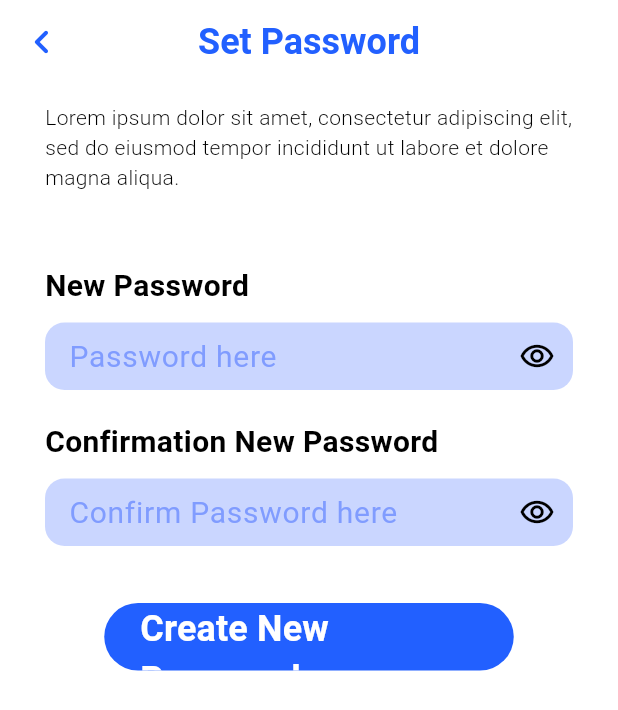
After one commit to oong26/dermatology_app, a Flutter app: the ResetPasswordPage screen opened by its route, on a phone screen of 412 x 824 dp. The commit adds this screen. Shown: the top 710 px of the screen. Run offline on Flutter 3.47's test engine with Material 3 defaults, Android fonts, the phone set to English and light mode, and no system bars; our stand-ins replace google_fonts; Roboto replaces fonts that are missing (League Spartan).

Commit message:
ui : create reset password page

```diff
--- a/lib/config/routes/routes.dart
+++ b/lib/config/routes/routes.dart
@@ -1,4 +1,5 @@
 import 'package:dermatology_app/features/auth/presentation/pages/login_page.dart';
+import 'package:dermatology_app/features/auth/presentation/pages/reset_password_page.dart';
 import 'package:dermatology_app/features/auth/presentation/pages/signup_page.dart';
 import 'package:dermatology_app/features/splash/presentation/pages/splash_page.dart';
 import 'package:dermatology_app/features/welcome/presentation/pages/welcome.dart';
@@ -15,6 +16,8 @@ class AppRoutes {
         return _materialRoute(const LoginPage());
       case '/sign-up':
         return _materialRoute(const SignUpPage());
+      case '/reset-password':
+        return _materialRoute(const ResetPasswordPage());
       default:
         return _materialRoute(const WelcomePage());
     }
--- a/lib/features/auth/presentation/pages/login_page.dart
+++ b/lib/features/auth/presentation/pages/login_page.dart
@@ -109,10 +109,14 @@ class _LoginPageState extends State<LoginPage> {
                 Container(
                   alignment: Alignment.topRight,
                   padding: const EdgeInsets.only(top: 8),
-                  child: Text(
-                    'Forget Password?',
-                    style: mPrimarySmallTextStyle.copyWith(
-                        fontWeight: FontWeight.w500),
+                  child: GestureDetector(
+                    onTap: () =>
+                        Navigator.pushNamed(context, '/reset-password'),
+                    child: Text(
+                      'Forget Password?',
+                      style: mPrimarySmallTextStyle.copyWith(
+                          fontWeight: FontWeight.w500),
+                    ),
                   ),
                 ),
                 Container(
--- /dev/null
+++ b/lib/features/auth/presentation/pages/reset_password_page.dart
@@ -0,0 +1,120 @@
+import 'package:dermatology_app/config/theme/text_styles.dart';
+import 'package:dermatology_app/config/theme/widgets/custom_app_bar.dart';
+import 'package:dermatology_app/config/theme/widgets/custom_text_form_field.dart';
+import 'package:dermatology_app/config/theme/widgets/primary_button.dart';
+import 'package:dermatology_app/core/util/constants.dart';
+import 'package:flutter/material.dart';
+
+class ResetPasswordPage extends StatefulWidget {
+  const ResetPasswordPage({super.key});
+
+  @override
+  State<ResetPasswordPage> createState() => _ResetPasswordPageState();
+}
+
+class _ResetPasswordPageState extends State<ResetPasswordPage> {
+  final formKey = GlobalKey<FormState>();
+  final textPasswordController = TextEditingController();
+  final textConfirmPasswordController = TextEditingController();
+  bool passwordHide = true;
+  bool confirmPasswordHide = true;
+
+  void passwordToggle() {
+    setState(() => passwordHide = !passwordHide ? true : false);
+  }
+
+  void confirmPasswordToggle() {
+    setState(() => confirmPasswordHide = !confirmPasswordHide ? true : false);
+  }
+
+  @override
+  Widget build(BuildContext context) {
+    return Scaffold(
+      appBar: const CustomAppBar(title: 'Set Password'),
+      body: body(),
+    );
+  }
+
+  Widget body() => SafeArea(
+        child: SingleChildScrollView(
+          child: Padding(
+            padding: const EdgeInsets.symmetric(horizontal: 30),
+            child: Column(
+              crossAxisAlignment: CrossAxisAlignment.start,
+              children: [
+                subtitleText(),
+                form(),
+              ],
+            ),
+          ),
+        ),
+      );
+
+  Widget subtitleText() => Padding(
+        padding: const EdgeInsets.only(top: 12),
+        child: Text(
+          lorem,
+          style: mSecondarySmallTextStyle,
+        ),
+      );
+
+  Widget form() => Padding(
+        padding: const EdgeInsets.only(top: 48),
+        child: Form(
+            key: formKey,
+            child: Column(
+              crossAxisAlignment: CrossAxisAlignment.start,
+              children: [
+                Text(
+                  'New Password',
+                  style: mSecondaryLargeTextStyle,
+                ),
+                Padding(
+                  padding: const EdgeInsets.only(top: 10),
+                  child: CustomTextFormField(
+                    controller: textPasswordController,
+                    hintText: 'Password here',
+                    isPassword: passwordHide,
+                    suffixIcon: passwordHide
+                        ? const Icon(Icons.remove_red_eye_outlined)
+                        : Image.asset(
+                            'assets/icons/ic_remove_eye.png',
+                            width: 24,
+                          ),
+                    suffixOnTap: () => passwordToggle(),
+                  ),
+                ),
+                Padding(
+                  padding: const EdgeInsets.only(top: 20),
+                  child: Text(
+                    'Confirmation New Password',
+                    style: mSecondaryLargeTextStyle,
+                  ),
+                ),
+                Padding(
+                  padding: const EdgeInsets.only(top: 10),
+                  child: CustomTextFormField(
+                    controller: textConfirmPasswordController,
+                    hintText: 'Confirm Password here',
+                    isPassword: confirmPasswordHide,
+                    suffixIcon: confirmPasswordHide
+                        ? const Icon(Icons.remove_red_eye_outlined)
+                        : Image.asset(
+                            'assets/icons/ic_remove_eye.png',
+                            width: 24,
+                          ),
+                    suffixOnTap: () => confirmPasswordToggle(),
+                  ),
+                ),
+                Container(
+                  padding: const EdgeInsets.only(top: 38),
+                  alignment: Alignment.center,
+                  child: PrimaryButton(
+                    onPressed: () => Navigator.pop(context),
+                    text: 'Create New Password',
+                  ),
+                ),
+              ],
+            )),
+      );
+}
```
